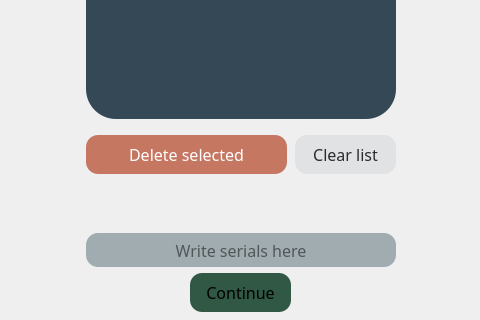
The window that ciit/resources/ui/add_serials_window.ui (ionutsilviu3/CIIT) describes before a commit, drawn with Qt 5; both pictures show x 239 to 719 and y 220 to 540 of the 960 by 540 pixel window.
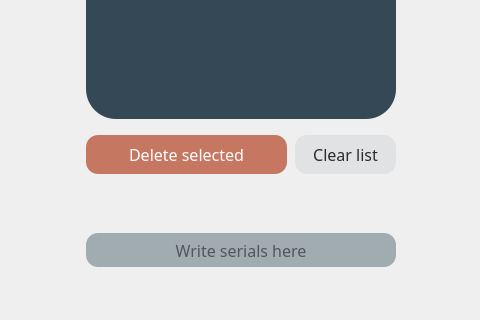
The same window after the commit.

```diff
--- a/ciit/resources/ui/add_serials_window.ui
+++ b/ciit/resources/ui/add_serials_window.ui
@@ -191,8 +191,8 @@
     }
 
     QPushButton:disabled {
-	background-color: rgb(48, 88, 68);
-	color: black;
+	background-color: rgba(0,0,0,0);
+	color:  rgba(0,0,0,0);
     }
     QPushButton:hover {
 	
```
